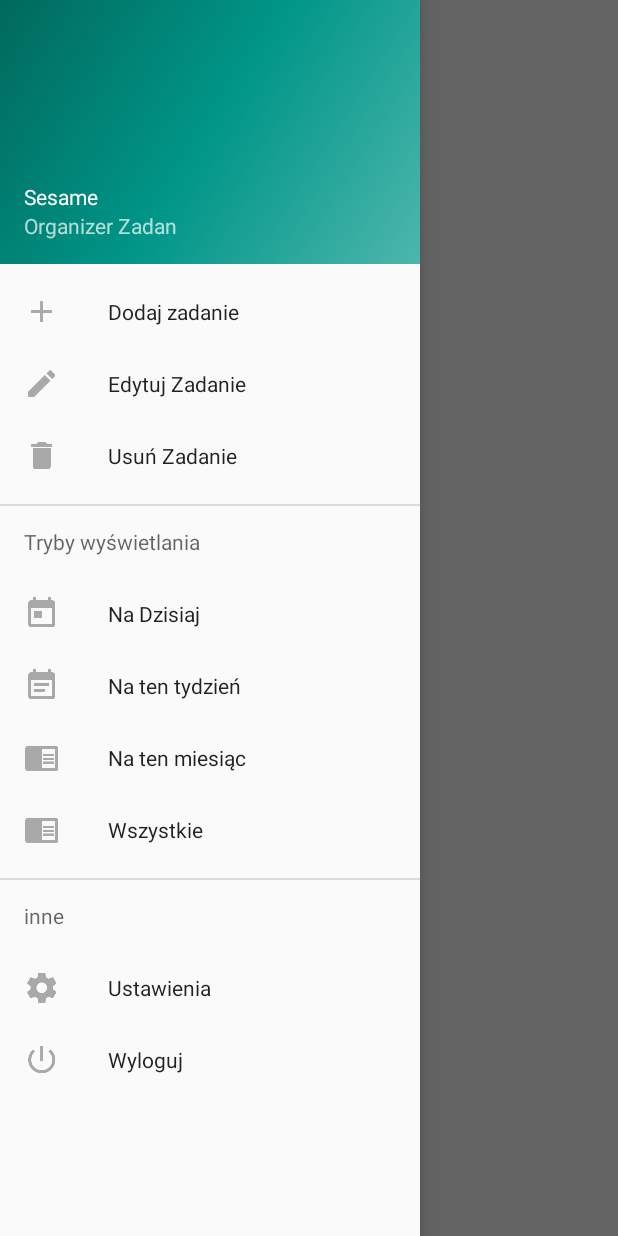
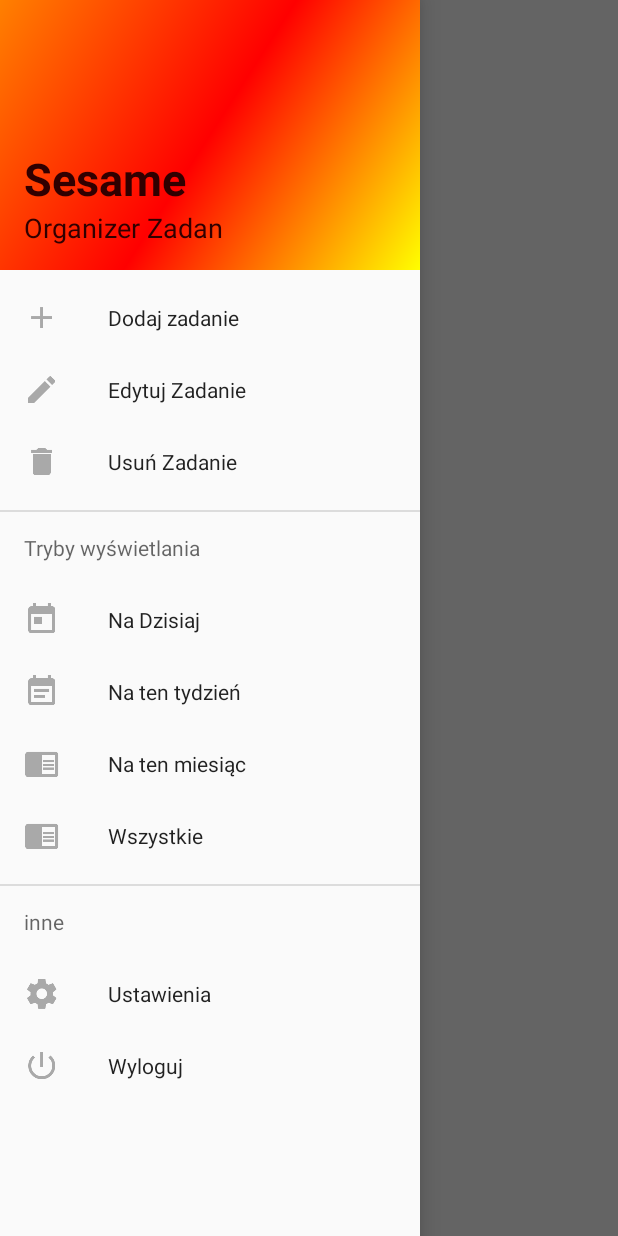
Before and after one commit to MatriX357/Sesame, an Android app: the SesameActivity screen opened directly, with no data from a screen before it, with the side drawer open, on a phone screen of 412 x 824 dp. Run offline under Robolectric (Android 15) with nearby library versions, the phone set to English and light mode, and no system bars.

Commit message:
Colorful update

```diff
--- a/app/src/main/res/drawable/side_nav_bar.xml
+++ b/app/src/main/res/drawable/side_nav_bar.xml
@@ -2,8 +2,8 @@
     android:shape="rectangle">
     <gradient
         android:angle="135"
-        android:centerColor="#009688"
-        android:endColor="#00695C"
-        android:startColor="#4DB6AC"
+        android:centerColor="#ff0000"
+        android:endColor="#ff8000"
+        android:startColor="#ffff00"
         android:type="linear" />
 </shape>
--- a/app/src/main/res/layout/nav_header_sesame.xml
+++ b/app/src/main/res/layout/nav_header_sesame.xml
@@ -10,13 +10,14 @@
     android:paddingLeft="@dimen/activity_horizontal_margin"
     android:paddingRight="@dimen/activity_horizontal_margin"
     android:paddingTop="@dimen/activity_vertical_margin"
-    android:theme="@style/ThemeOverlay.AppCompat.Dark">
+    android:theme="@style/AppTheme.NoActionBar">
 
     <ImageView
         android:layout_width="wrap_content"
         android:layout_height="wrap_content"
         android:contentDescription="@string/todo"
         android:paddingTop="@dimen/nav_header_vertical_spacing"
+        android:visibility="visible"
         app:srcCompat="@mipmap/ic_sesamelogo4" />
 
     <TextView
@@ -24,11 +25,18 @@
         android:layout_height="wrap_content"
         android:paddingTop="@dimen/nav_header_vertical_spacing"
         android:text="@string/sesame"
-        android:textAppearance="@style/TextAppearance.AppCompat.Body1" />
+        android:textAlignment="viewStart"
+        android:textAllCaps="false"
+        android:textAppearance="@style/TextAppearance.AppCompat.Body1"
+        android:textColor="#300000"
+        android:textSize="30sp"
+        android:textStyle="bold" />
 
     <TextView
         android:layout_width="wrap_content"
         android:layout_height="wrap_content"
-        android:text="@string/task_manager" />
+        android:text="@string/task_manager"
+        android:textColor="#300000"
+        android:textSize="18sp" />
 
 </LinearLayout>
--- a/app/src/main/res/values/colors.xml
+++ b/app/src/main/res/values/colors.xml
@@ -1,6 +1,6 @@
 <?xml version="1.0" encoding="utf-8"?>
 <resources>
-    <color name="colorPrimary">#3F51B5</color>
-    <color name="colorPrimaryDark">#303F9F</color>
+    <color name="colorPrimary">#800000</color>
+    <color name="colorPrimaryDark">#DD0000</color>
     <color name="colorAccent">#40ff43</color>
 </resources>
--- a/app/src/main/res/values/dimens.xml
+++ b/app/src/main/res/values/dimens.xml
@@ -3,5 +3,5 @@
     <dimen name="activity_horizontal_margin">16dp</dimen>
     <dimen name="activity_vertical_margin">16dp</dimen>
     <dimen name="nav_header_vertical_spacing">8dp</dimen>
-    <dimen name="nav_header_height">176dp</dimen>
+    <dimen name="nav_header_height">180dp</dimen>
 </resources>
--- a/app/src/main/res/values/styles.xml
+++ b/app/src/main/res/values/styles.xml
@@ -9,8 +9,8 @@
     </style>
 
     <style name="AppTheme.NoActionBar">
-        false
-        true
-        @android:color/transparent</style>
+        <item name="colorPrimary">@color/colorPrimary</item>
+        <item name="colorPrimaryDark">@color/colorPrimaryDark</item>
+        <item name="colorAccent">@color/colorAccent</item></style>
 
 </resources>
```
